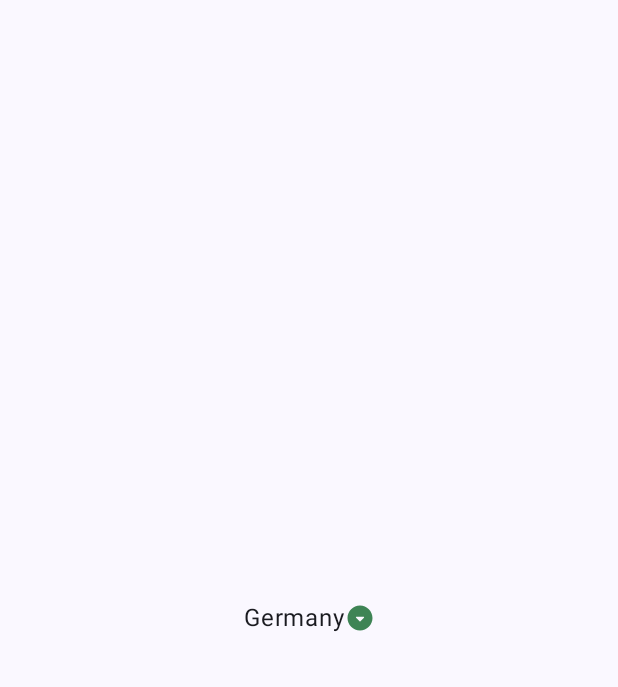
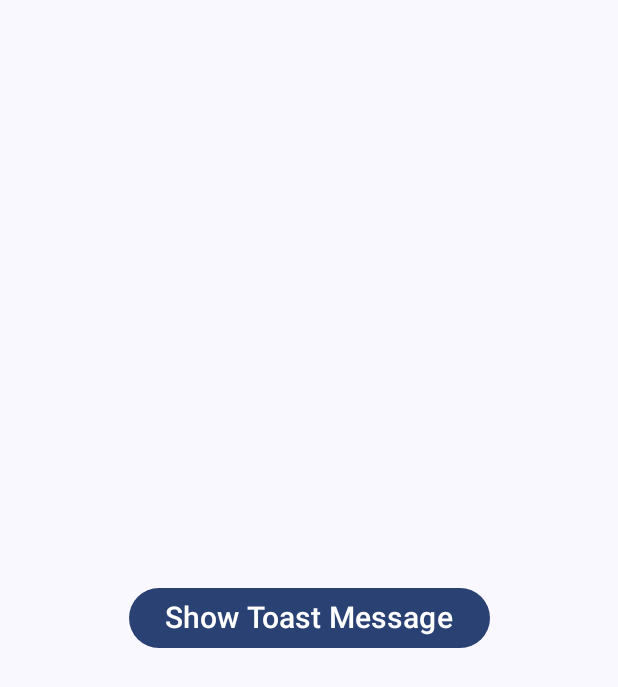
Before and after one commit to 2s767/MyKotlinLearningProjects, an Android app built with Jetpack Compose: the screen it shows after launch (MainActivity), on a phone screen of 412 x 824 dp. Before the commit the part shown is almost empty. Shown: the top 687 px of the screen. Run offline under Robolectric (Android 15) with nearby library versions, the phone set to English and light mode, and no system bars.

Commit message:
Toast message

```diff
--- a/app/src/main/java/com/example/components/MainActivity.kt
+++ b/app/src/main/java/com/example/components/MainActivity.kt
@@ -1,36 +1,23 @@
 package com.example.components
 import android.os.Bundle
+import android.widget.Toast
 import androidx.activity.ComponentActivity
 import androidx.activity.compose.setContent
 import androidx.activity.enableEdgeToEdge
-import androidx.compose.foundation.Image
-import androidx.compose.foundation.clickable
 import androidx.compose.foundation.layout.Arrangement
-import androidx.compose.foundation.layout.Box
 import androidx.compose.foundation.layout.Column
-import androidx.compose.foundation.layout.Row
 import androidx.compose.foundation.layout.fillMaxSize
 import androidx.compose.foundation.layout.padding
-import androidx.compose.foundation.layout.size
-import androidx.compose.material3.DropdownMenu
-import androidx.compose.material3.DropdownMenuItem
+import androidx.compose.material3.Button
 import androidx.compose.material3.Scaffold
-import androidx.compose.material3.Switch
 import androidx.compose.material3.Text
 import androidx.compose.runtime.Composable
-import androidx.compose.runtime.currentCompositionContext
-import androidx.compose.runtime.mutableStateOf
-import androidx.compose.runtime.remember
 import androidx.compose.ui.Alignment
 import androidx.compose.ui.Modifier
-import androidx.compose.ui.draw.alpha
-import androidx.compose.ui.res.painterResource
+import androidx.compose.ui.platform.LocalContext
 import androidx.compose.ui.tooling.preview.Preview
-import androidx.compose.ui.unit.dp
+import androidx.compose.ui.unit.sp
 import com.example.components.ui.theme.ComponentsTheme
-import org.w3c.dom.Text
-import kotlin.math.exp
-
 class MainActivity : ComponentActivity() {
     override fun onCreate(savedInstanceState: Bundle?) {
         super.onCreate(savedInstanceState)
@@ -38,7 +25,7 @@ class MainActivity : ComponentActivity() {
         setContent {
             ComponentsTheme {
                 Scaffold(modifier = Modifier.fillMaxSize()) { innerPadding ->
-                    RadioButtonExample(
+                    ToastMessage(
                         modifier = Modifier.padding(innerPadding)
                     )
                 }
@@ -48,43 +35,23 @@ class MainActivity : ComponentActivity() {
 }
 
 @Composable
-fun RadioButtonExample(modifier: Modifier = Modifier) {
-    val countryName = remember {
-        mutableStateOf("Germany")
-    }
-    val stateOfDropDown = remember {
-        mutableStateOf(false)
-    }
-    val listOfCountries = listOf<String>("Germany","USA","France","Italy","BAA","Uzbekistan")
-    Column(modifier = Modifier.fillMaxSize(), horizontalAlignment = Alignment.CenterHorizontally, verticalArrangement = Arrangement.Center) {
-        Row(horizontalArrangement = Arrangement.Center,
-            verticalAlignment = Alignment.CenterVertically,
-            modifier = Modifier.clickable(onClick = {
-            stateOfDropDown.value = true
-        })) {
-            Text(countryName.value)
-            Image(painter = painterResource(R.drawable.round_arrow_drop_down_circle_24,), contentDescription = "",
-                Modifier.size(20.dp).clickable(onClick = {
-
-                }))
-            DropdownMenu(onDismissRequest = {
-                stateOfDropDown.value = false
-            }, expanded = stateOfDropDown.value  ) {
-                listOfCountries.forEach {
-                    it -> DropdownMenuItem(text = {Text(it)}, onClick = {
-                        stateOfDropDown.value = false
-                        countryName.value = it
-                    })
-                }
+fun ToastMessage(modifier: Modifier = Modifier) {
+    val myContext = LocalContext.current;
+    Column(modifier = Modifier.fillMaxSize(), verticalArrangement = Arrangement.Center, horizontalAlignment = Alignment.CenterHorizontally) {
+        Button(
+            onClick = {
+            Toast.makeText(myContext,"This is Taost message",Toast.LENGTH_LONG).show();
             }
+        ) {
+            Text("Show Toast Message", fontSize = 20.sp)
         }
     }
 }
 
 @Preview(showBackground = true)
 @Composable
-fun RadioButtonExamplePreview() {
+fun ToastMessagePreview() {
     ComponentsTheme {
-        RadioButtonExample()
+        ToastMessage()
     }
 }
```
